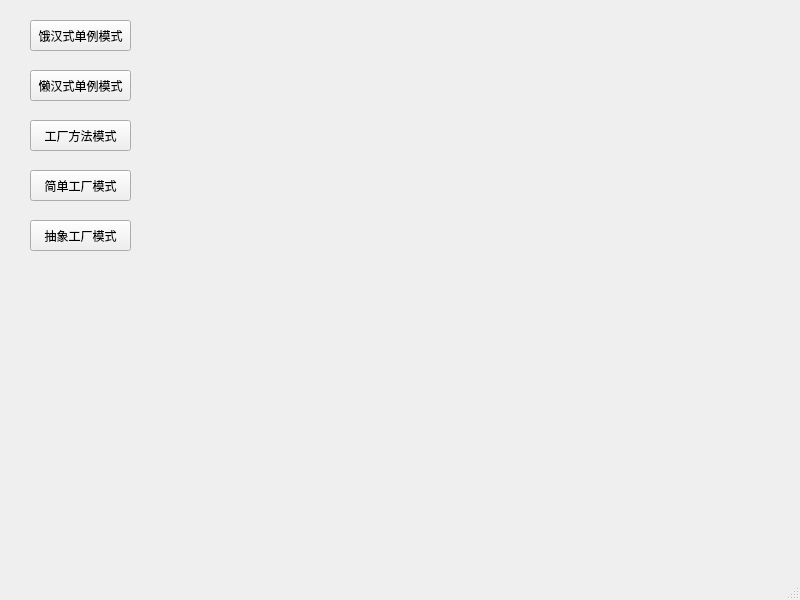
Above: mainwindow.ui from XuzzLLL/DesignPatterns before the change. Below: the same form after it.
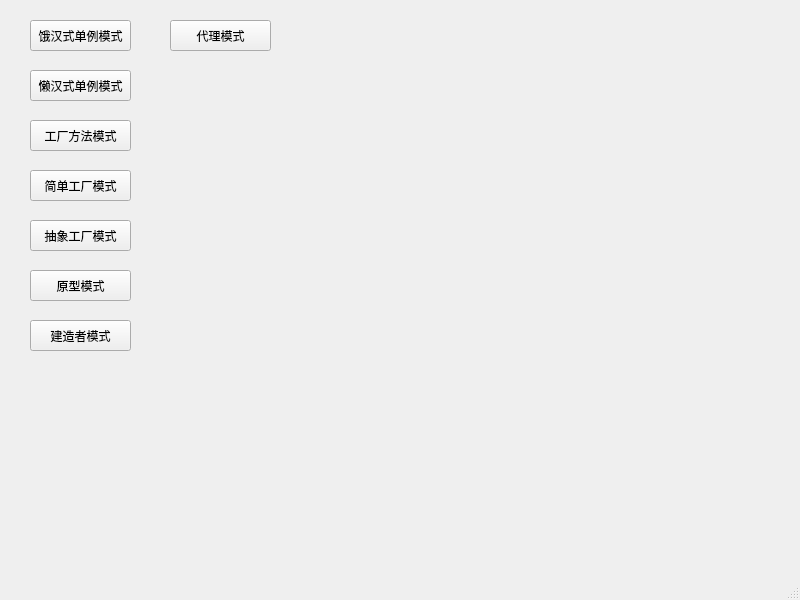
That is the form after the change.

Diff of the .ui file:
```diff
--- a/mainwindow.ui
+++ b/mainwindow.ui
@@ -79,6 +79,45 @@
      <string>抽象工厂模式</string>
     </property>
    </widget>
+   <widget class="QPushButton" name="ProtoType">
+    <property name="geometry">
+     <rect>
+      <x>30</x>
+      <y>270</y>
+      <width>101</width>
+      <height>31</height>
+     </rect>
+    </property>
+    <property name="text">
+     <string>原型模式</string>
+    </property>
+   </widget>
+   <widget class="QPushButton" name="BuilderPattern">
+    <property name="geometry">
+     <rect>
+      <x>30</x>
+      <y>320</y>
+      <width>101</width>
+      <height>31</height>
+     </rect>
+    </property>
+    <property name="text">
+     <string>建造者模式</string>
+    </property>
+   </widget>
+   <widget class="QPushButton" name="ProxyPattern">
+    <property name="geometry">
+     <rect>
+      <x>170</x>
+      <y>20</y>
+      <width>101</width>
+      <height>31</height>
+     </rect>
+    </property>
+    <property name="text">
+     <string>代理模式</string>
+    </property>
+   </widget>
   </widget>
   <widget class="QMenuBar" name="menubar">
    <property name="geometry">
```
